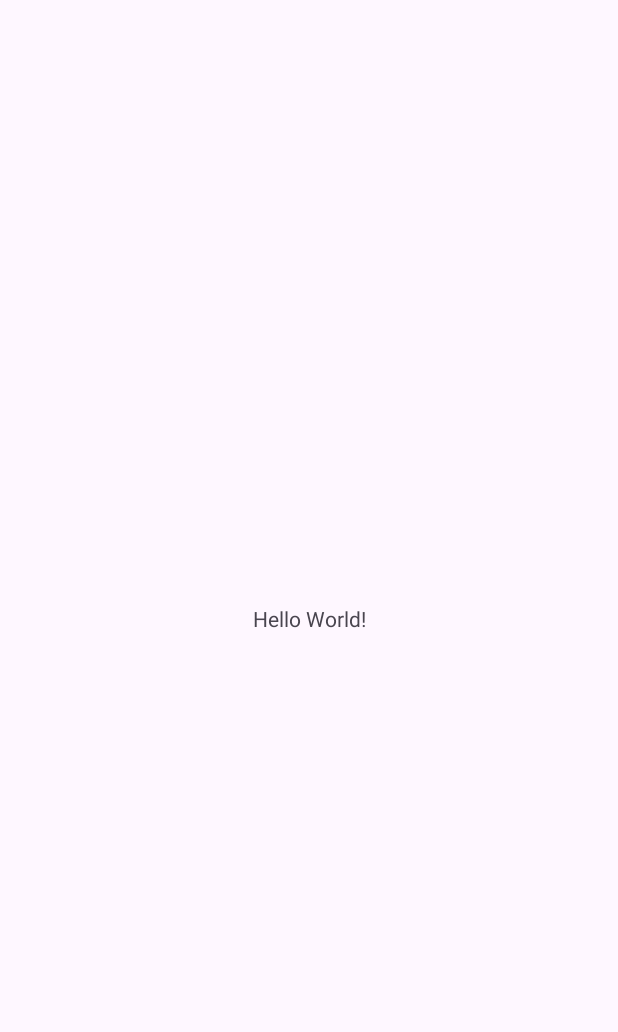
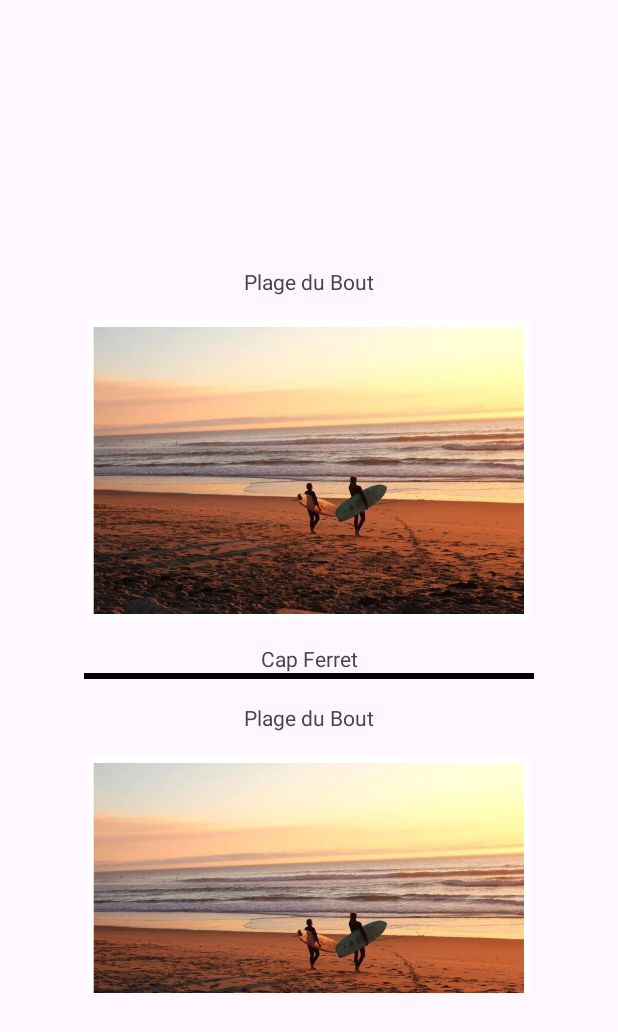
Before and after one commit to solena8/Natena_projet_mobile, an Android app: the screen it shows after launch (MainActivity), on a phone screen of 412 x 824 dp. Before the commit the part shown is almost empty. Shown: the top 1032 px of the screen. Run offline under Robolectric (Android 15) with nearby library versions, the phone set to English and light mode, and no system bars.

Commit message:
classes spot, xml spot layout et main activity layout

```diff
--- a/app/build.gradle.kts
+++ b/app/build.gradle.kts
@@ -5,7 +5,7 @@ plugins {
 
 android {
     namespace = "com.example.natena"
-    compileSdk = 34
+    compileSdk = 35
 
     defaultConfig {
         applicationId = "com.example.natena"
--- a/app/src/main/java/com/example/natena/MainActivity.kt
+++ b/app/src/main/java/com/example/natena/MainActivity.kt
@@ -1,10 +1,12 @@
 package com.example.natena
 
 import android.os.Bundle
+import android.widget.ListView
 import androidx.activity.enableEdgeToEdge
 import androidx.appcompat.app.AppCompatActivity
 import androidx.core.view.ViewCompat
 import androidx.core.view.WindowInsetsCompat
+import com.example.natena.models.spots
 
 class MainActivity : AppCompatActivity() {
     override fun onCreate(savedInstanceState: Bundle?) {
@@ -16,5 +18,9 @@ class MainActivity : AppCompatActivity() {
             v.setPadding(systemBars.left, systemBars.top, systemBars.right, systemBars.bottom)
             insets
         }
+
+        val listView = findViewById<ListView>(R.id.spotlist)
+        val adapter = SpotAdapter(this, spots)
+        listView.adapter = adapter
     }
 }
--- /dev/null
+++ b/app/src/main/java/com/example/natena/models/SingleSpotActivity.kt
@@ -0,0 +1,11 @@
+package com.example.natena.models
+import com.example.natena.R
+
+
+data class Spot(
+    val spotImage: Int,
+    val spotName: String,
+    val spotLocation: String
+)
+
+val spots = listOf(Spot(R.drawable.cap_ferret, "Plage du Bout", "Cap Ferret"),Spot(R.drawable.cap_ferret, "Plage du Bout", "Cap Ferret"))
--- /dev/null
+++ b/app/src/main/java/com/example/natena/models/SpotAdapter.kt
@@ -0,0 +1,38 @@
+package com.example.natena
+
+import android.content.Context
+import android.view.LayoutInflater
+import android.view.View
+import android.view.ViewGroup
+import android.widget.ArrayAdapter
+import android.widget.ImageView
+import android.widget.TextView
+import com.example.natena.models.Spot
+
+class SpotAdapter(context: Context, private val spots: List<Spot>) :
+    ArrayAdapter<Spot>(context, 0, spots) {
+
+    override fun getView(position: Int, convertView: View?, parent: ViewGroup): View {
+        // Récupère le spot actuel
+        val spot = getItem(position)
+
+        // Réutilise une vue existante ou en crée une nouvelle
+        val view = convertView ?: LayoutInflater.from(context).inflate(
+            R.layout.spot_layout, parent, false
+        )
+
+        // Associe les données du spot aux vues
+        val imageView = view.findViewById<ImageView>(R.id.spotImage)
+        val nameTextView = view.findViewById<TextView>(R.id.spotName)
+        val locationTextView = view.findViewById<TextView>(R.id.spotLocation)
+
+        // Remplit les données
+        spot?.let {
+            imageView.setImageResource(it.spotImage)
+            nameTextView.text = it.spotName
+            locationTextView.text = it.spotLocation
+        }
+
+        return view
+    }
+}
--- a/app/src/main/res/layout/activity_main.xml
+++ b/app/src/main/res/layout/activity_main.xml
@@ -1,19 +1,24 @@
 <?xml version="1.0" encoding="utf-8"?>
 <androidx.constraintlayout.widget.ConstraintLayout xmlns:android="http://schemas.android.com/apk/res/android"
-    xmlns:app="http://schemas.android.com/apk/res-auto"
-    xmlns:tools="http://schemas.android.com/tools"
-    android:id="@+id/main"
     android:layout_width="match_parent"
-    android:layout_height="match_parent"
-    tools:context=".MainActivity">
+    android:layout_height="match_parent">
 
-    <TextView
-        android:layout_width="wrap_content"
-        android:layout_height="wrap_content"
-        android:text="Hello World!"
-        app:layout_constraintBottom_toBottomOf="parent"
-        app:layout_constraintEnd_toEndOf="parent"
-        app:layout_constraintStart_toStartOf="parent"
-        app:layout_constraintTop_toTopOf="parent" />
+    <RelativeLayout xmlns:android="http://schemas.android.com/apk/res/android"
+        xmlns:tools="http://schemas.android.com/tools"
+        android:id="@+id/main"
+        android:layout_width="match_parent"
+        android:layout_height="match_parent"
+        android:divider="#000"
+        android:dividerHeight="4dp"
+        android:gravity="center"
+        tools:context=".MainActivity">
+
+        <ListView
+            android:id="@+id/spotlist"
+            android:layout_width="300dp"
+            android:layout_height="500dp"
+            android:divider="#000"
+            android:dividerHeight="4dp" />
+    </RelativeLayout>
 
 </androidx.constraintlayout.widget.ConstraintLayout>
--- /dev/null
+++ b/app/src/main/res/layout/spot_layout.xml
@@ -0,0 +1,43 @@
+<?xml version="1.0" encoding="utf-8"?>
+
+<!--layout d'un spot de la liste pour s'afficher sur l'écran principal-->
+
+<androidx.constraintlayout.widget.ConstraintLayout xmlns:android="http://schemas.android.com/apk/res/android"
+    xmlns:app="http://schemas.android.com/apk/res-auto"
+    xmlns:tools="http://schemas.android.com/tools"
+    android:id="@+id/singlespot"
+    android:layout_width="match_parent"
+    android:layout_height="match_parent">
+
+    <TextView
+        android:id="@+id/spotName"
+        android:layout_width="wrap_content"
+        android:layout_height="wrap_content"
+        android:layout_marginTop="16dp"
+        android:text="Cap Ferret"
+        app:layout_constraintEnd_toEndOf="parent"
+        app:layout_constraintStart_toStartOf="parent"
+        app:layout_constraintTop_toTopOf="parent" />
+
+    <ImageView
+        android:id="@+id/spotImage"
+        android:layout_width="300dp"
+        android:layout_height="200dp"
+        android:layout_marginTop="16dp"
+        android:contentDescription="Spot Image"
+        app:layout_constraintEnd_toEndOf="parent"
+        app:layout_constraintStart_toStartOf="parent"
+        app:layout_constraintTop_toBottomOf="@+id/spotName"
+        app:srcCompat="@drawable/cap_ferret" />
+
+
+    <TextView
+        android:id="@+id/spotLocation"
+        android:layout_width="wrap_content"
+        android:layout_height="wrap_content"
+        android:layout_marginTop="16dp"
+        android:text="Plage du bout"
+        app:layout_constraintEnd_toEndOf="parent"
+        app:layout_constraintStart_toStartOf="parent"
+        app:layout_constraintTop_toBottomOf="@id/spotImage" />
+</androidx.constraintlayout.widget.ConstraintLayout>
--- /dev/null
+++ b/app/src/main/res/layout/test.xml
@@ -0,0 +1,6 @@
+<?xml version="1.0" encoding="utf-8"?>
+<androidx.constraintlayout.widget.ConstraintLayout xmlns:android="http://schemas.android.com/apk/res/android"
+    android:layout_width="match_parent"
+    android:layout_height="match_parent">
+
+</androidx.constraintlayout.widget.ConstraintLayout>
```
Also changed, not shown: app/src/main/res/layout/activity_single_spot.xml (added, +45 -0 lines), app/src/main/res/drawable/cap_ferret.png (added).
